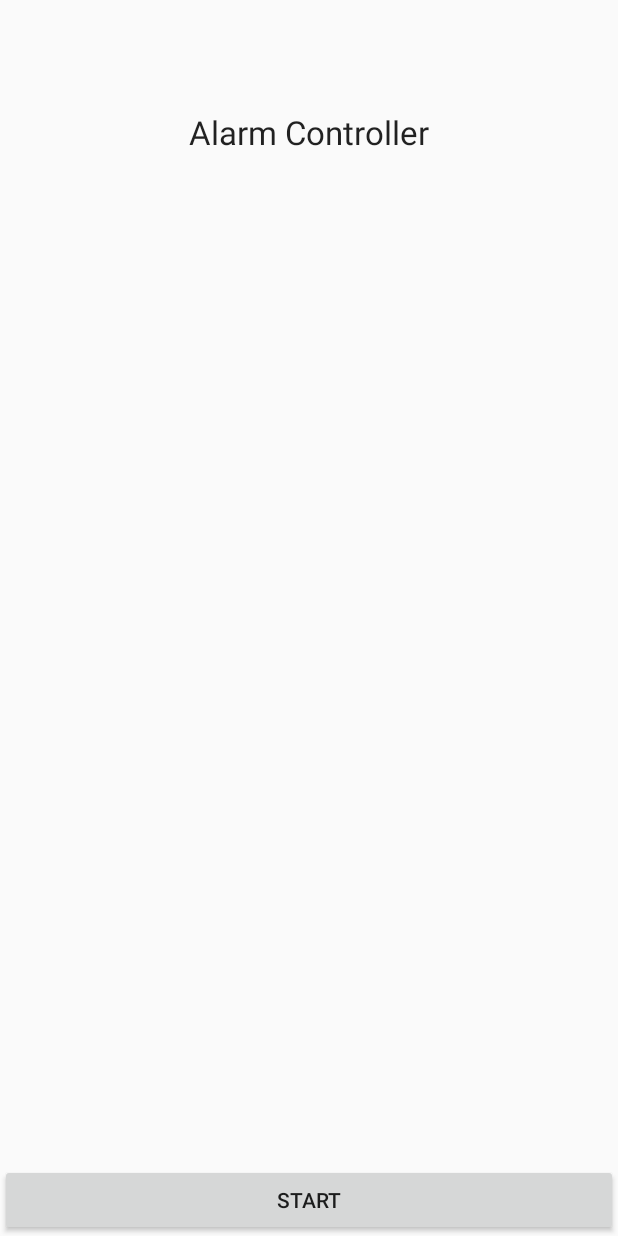
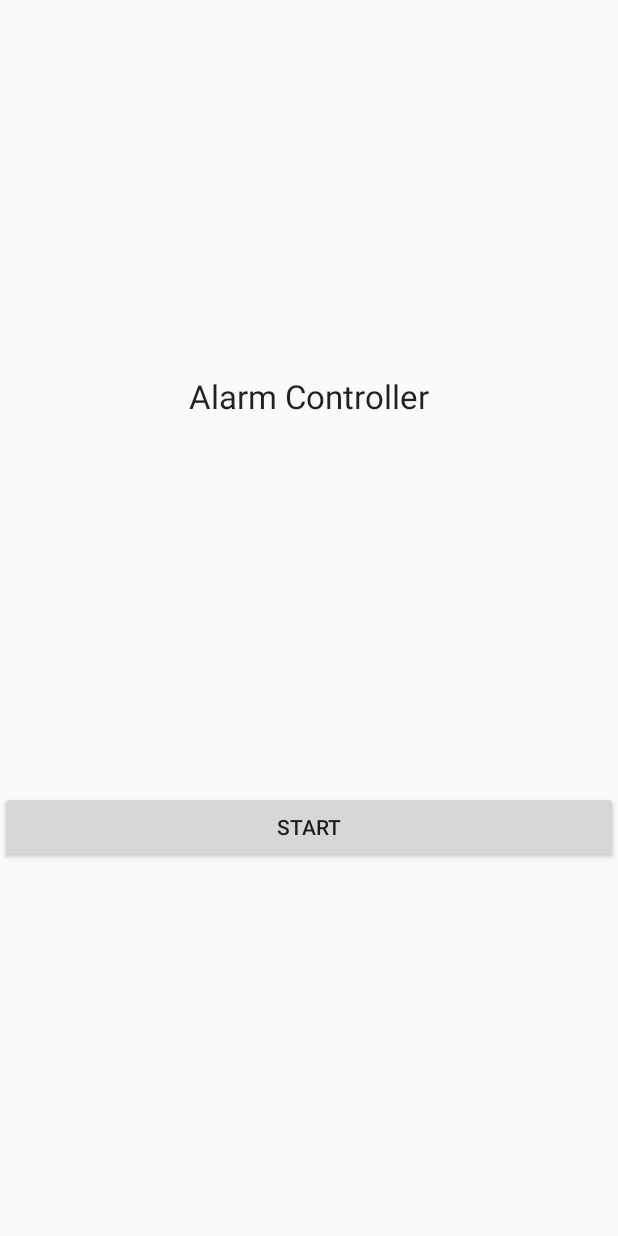
Before and after one commit to carolinadp/AlarmController, an Android app: the screen it shows after launch (StartActivity), on a phone screen of 412 x 824 dp. Run offline under Robolectric (Android 15) with nearby library versions, the phone set to English and light mode, and no system bars.

Commit message:
Updated start screen

```diff
--- a/app/src/main/res/layout/activity_start.xml
+++ b/app/src/main/res/layout/activity_start.xml
@@ -9,7 +9,7 @@
     <View
         android:layout_width="1dp"
         android:layout_height="match_parent"
-        android:layout_weight="5"/>
+        android:layout_weight="1"/>
 
     <TextView
         android:id="@+id/title"
@@ -31,4 +31,9 @@
         android:layout_height="wrap_content"
         android:text="Start" />
 
+    <View
+        android:layout_width="1dp"
+        android:layout_height="match_parent"
+        android:layout_weight="1"/>
+
 </LinearLayout>
```
